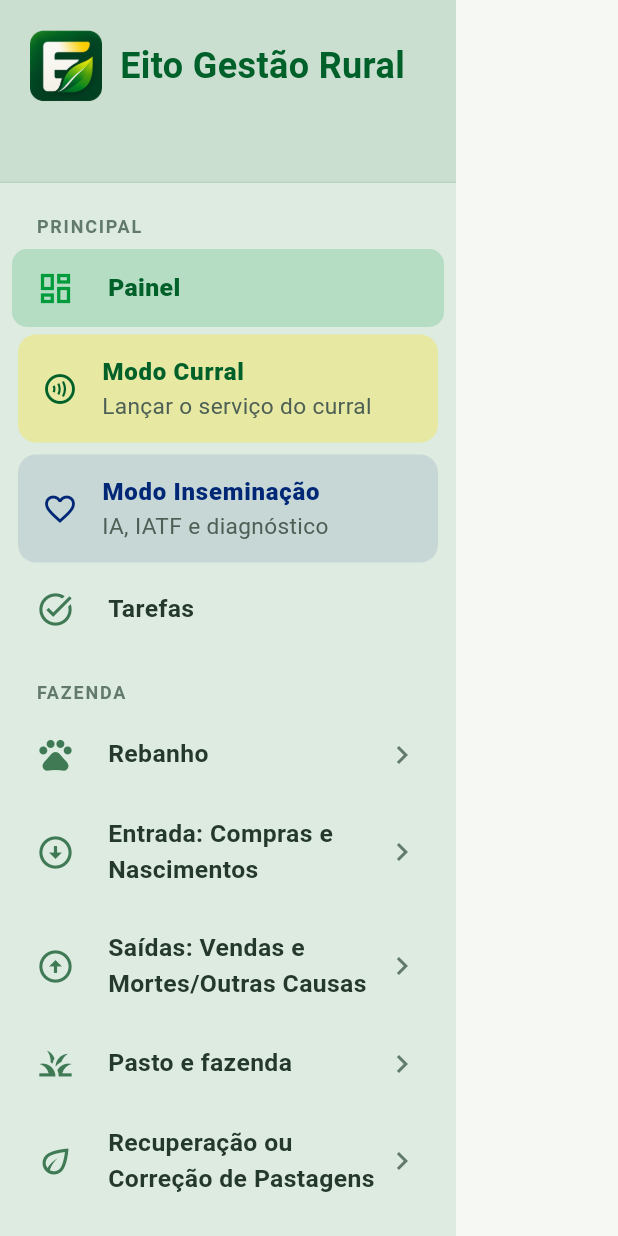
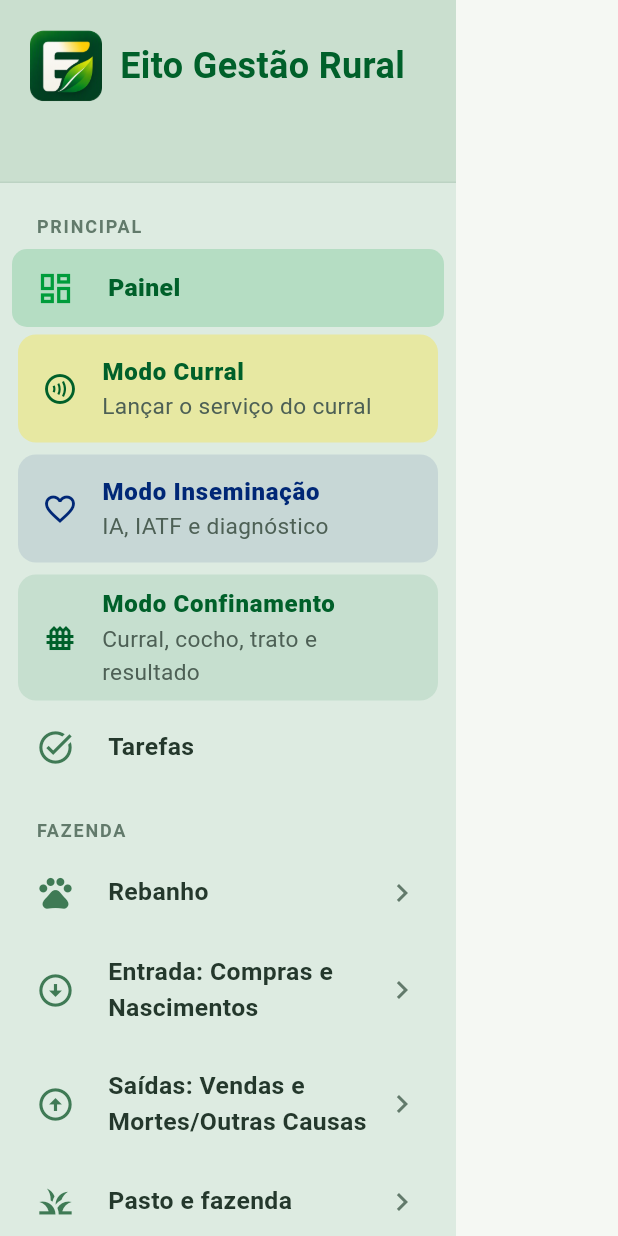
Before and after one commit to jairobraga01/eito-gestao-rural, a Flutter app: the MenuLateral widget shown alone on an empty page, opened directly, on a phone screen of 412 x 824 dp. Run offline on Flutter 3.47's test engine with Material 3 defaults, Android fonts, the phone set to English and light mode, and no system bars; our stand-ins replace cloud_firestore, connectivity_plus, firebase_auth, firebase_core, flutter_map, geolocator and 3 more; missing offline and left inert: dart:js_interop; accounts and stored records are empty; statements that could not run were skipped.

Commit message:
Leva o Modo Confinamento para a seção Principal do menu (#53)
Fica logo abaixo do Modo Inseminação, no mesmo estilo de cartão, e sai do
grupo Nutrição/Insumos.


Claude-Session: https://claude.ai/code/session_016YZcoEBicCfqzydNnyhcA9

Co-authored-by: Claude <noreply@anthropic.com>

```diff
--- a/lib/telas/base.dart
+++ b/lib/telas/base.dart
@@ -118,7 +118,7 @@ const gruposMenu = <(String, IconData, List<int>)>[
   ('Recuperação ou Correção de Pastagens', Icons.eco_outlined, [secRecuperacaoPastagem, secCorrecaoPastagem]),
   ('Clima', Icons.wb_sunny_outlined, [secChuva, secClima]),
   ('Medicamentos', Icons.medication_outlined, [secMedicamentos, secCotacaoMedicamentos]),
-  ('Nutrição/Insumos', Icons.agriculture_outlined, [secConfinamento, secProteinado, secEstoque, secCotacaoInsumos, secDieta]),
+  ('Nutrição/Insumos', Icons.agriculture_outlined, [secProteinado, secEstoque, secCotacaoInsumos, secDieta]),
   ('Nova Cotação: Insumos/Medicamentos', Icons.request_quote_outlined, [secCotacaoInsumos, secCotacaoMedicamentos]),
   ('Cadastro de Insumos e Medicamentos', Icons.playlist_add_check, [secCadastroInsumos, secCadastroMedicamentos]),
   ('Cadastro de Fornecedores', Icons.local_shipping_outlined,
@@ -303,6 +303,25 @@ class MenuLateral extends StatelessWidget {
                   onTap: () {
                     fechar();
                     abrirModoInseminacao(context);
+                  },
+                ),
+              ),
+            ),
+            // Modo Confinamento: logo abaixo do Modo Inseminação.
+            if (podeVer(secConfinamento)) Padding(
+              padding: const EdgeInsets.symmetric(horizontal: 12, vertical: 4),
+              child: Material(
+                color: Cores.olivaClaro.withValues(alpha: atual == secConfinamento ? 0.22 : 0.12),
+                borderRadius: BorderRadius.circular(12),
+                child: ListTile(
+                  shape: RoundedRectangleBorder(borderRadius: BorderRadius.circular(12)),
+                  leading: Icon(itensMenu[secConfinamento].$2, color: Cores.olivaEscuro),
+                  title: const Text('Modo Confinamento',
+                      style: TextStyle(color: Cores.olivaEscuro, fontSize: 16, fontWeight: FontWeight.w800)),
+                  subtitle: const Text('Curral, cocho, trato e resultado', style: TextStyle(color: _MenuCores.suave)),
+                  onTap: () {
+                    fechar();
+                    Nav.ir(secConfinamento);
                   },
                 ),
               ),
```
